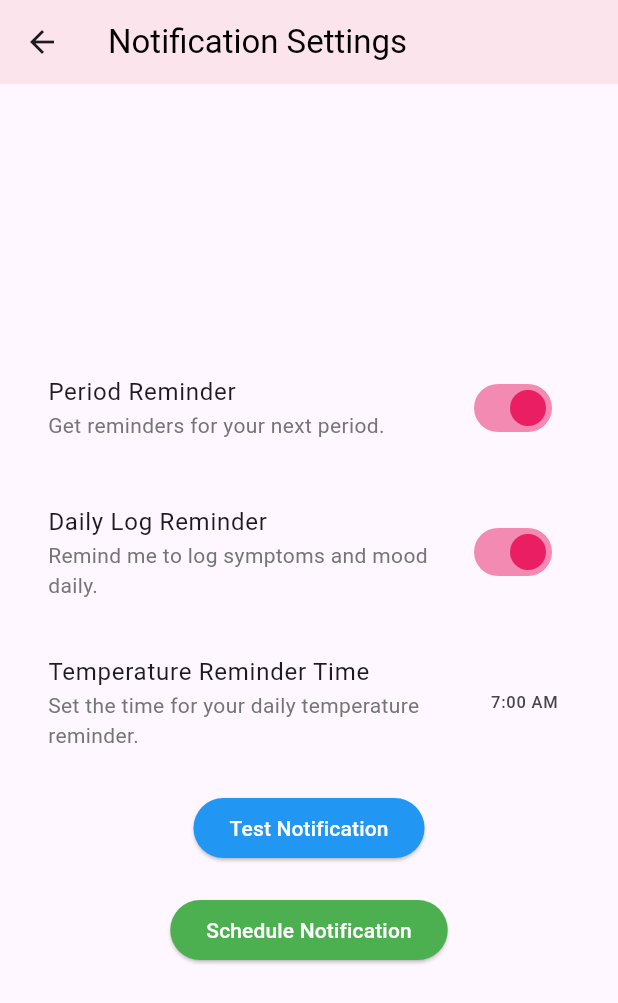
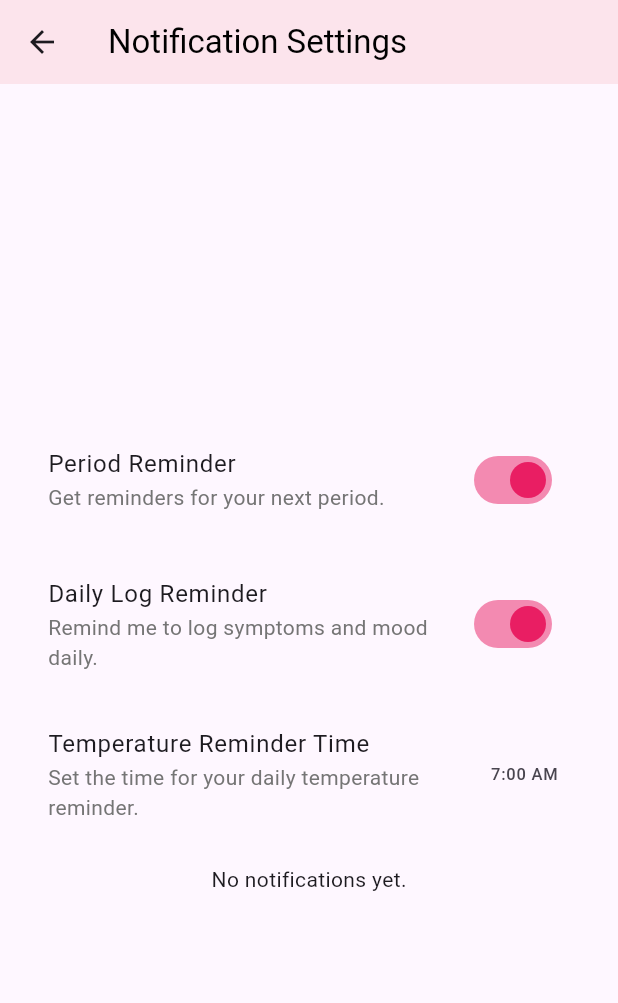
Before and after one commit to Alubisia-1/period-app, a Flutter app: the screen it shows after launch, after a tap on the "notifications" icon, on a phone screen of 412 x 824 dp. Shown: the top 1003 px of the screen. Run offline on Flutter 3.47's test engine with Material 3 defaults, Android fonts, the phone set to English and light mode, and no system bars; our stand-ins replace fl_chart, flutter_local_notifications, shared_preferences, sqflite, sqflite_common_ffi, sqflite_common_ffi_web and 2 more; missing offline and left inert: bluetooth_thermal_printer; accounts and stored records are empty.

Commit message:
notifications update

```diff
--- a/lib/main.dart
+++ b/lib/main.dart
@@ -12,6 +12,7 @@ import 'services/shared_preferences.dart';
 import 'screens/home_screen.dart';
 import 'screens/period_tracking_screen.dart';
 import 'screens/TrackSymptomMoodScreen.dart';
+import 'services/notification_service.dart';
 
 final FlutterLocalNotificationsPlugin flutterLocalNotificationsPlugin = FlutterLocalNotificationsPlugin();
 
@@ -47,8 +48,21 @@ void main() async {
 
   if (kIsWeb) {
     sharedPreferencesService = await SharedPreferencesService.getInstance();
+    // For web, we'll use a dummy DatabaseService or handle notifications without it
+    databaseService = null;
   } else {
     databaseService = await DatabaseService.getInstance();
+  }
+
+  // Create NotificationService instance, handling the case where databaseService might be null
+  final NotificationService notificationService;
+  if (databaseService != null) {
+    notificationService = NotificationService(flutterLocalNotificationsPlugin, databaseService);
+  } else {
+    // Here, we need to decide how to handle the case when databaseService is null.
+    // One option is to create a version of NotificationService that doesn't require a DatabaseService.
+    // For simplicity, let's assume NotificationService can work without DatabaseService on web.
+    notificationService = NotificationService(flutterLocalNotificationsPlugin, null);
   }
 
   runApp(
@@ -57,6 +71,7 @@ void main() async {
         Provider<DatabaseService?>(create: (_) => databaseService),
         Provider<SharedPreferencesService?>(create: (_) => sharedPreferencesService),
         Provider<FlutterLocalNotificationsPlugin>(create: (_) => flutterLocalNotificationsPlugin),
+        Provider<NotificationService>(create: (_) => notificationService),
       ],
       child: MyApp(),
     ),
--- a/lib/screens/notifications_settings_screen.dart
+++ b/lib/screens/notifications_settings_screen.dart
@@ -1,7 +1,6 @@
 import 'package:flutter/material.dart';
 import 'package:provider/provider.dart';
-import 'package:flutter_local_notifications/flutter_local_notifications.dart';
-import 'package:timezone/timezone.dart' as tz;
+import '../services/notification_service.dart';
 
 class NotificationsSettingsScreen extends StatefulWidget {
   @override
@@ -16,7 +15,7 @@ class _NotificationsSettingsScreenState extends State<NotificationsSettingsScree
 
   @override
   Widget build(BuildContext context) {
-    final notificationService = Provider.of<FlutterLocalNotificationsPlugin>(context, listen: false);
+    final notificationService = Provider.of<NotificationService>(context, listen: false);
 
     // Get the screen width to adjust padding based on screen size
     double screenWidth = MediaQuery.of(context).size.width;
@@ -54,28 +53,49 @@ class _NotificationsSettingsScreenState extends State<NotificationsSettingsScree
                   });
                 }),
                 SizedBox(height: 20),
-                // Test Notification Button
-                ElevatedButton(
-                  onPressed: () async {
-                    await _showTestNotification(notificationService);
+                // Display Notifications Section
+                FutureBuilder<List<Map<String, dynamic>>>(
+                  future: notificationService.fetchNotifications(1), // Replace 1 with the actual user ID
+                  builder: (context, snapshot) {
+                    if (snapshot.connectionState == ConnectionState.waiting) {
+                      return Center(child: CircularProgressIndicator());
+                    } else if (snapshot.hasError) {
+                      return Center(child: Text('Error: ${snapshot.error}'));
+                    } else if (!snapshot.hasData || snapshot.data!.isEmpty) {
+                      return Center(child: Text('No notifications yet.'));
+                    } else {
+                      return Column(
+                        crossAxisAlignment: CrossAxisAlignment.start,
+                        children: [
+                          Text('Recent Notifications', style: TextStyle(fontSize: 18, fontWeight: FontWeight.bold)),
+                          SizedBox(height: 10),
+                          ListView.builder(
+                            shrinkWrap: true,
+                            physics: NeverScrollableScrollPhysics(),
+                            itemCount: snapshot.data!.length,
+                            itemBuilder: (context, index) {
+                              var notification = snapshot.data![index];
+                              return ListTile(
+                                title: Text(notification['title'], style: TextStyle(fontWeight: notification['is_read'] == 0 ? FontWeight.bold : FontWeight.normal)),
+                                subtitle: Text(notification['body']),
+                                trailing: IconButton(
+                                  icon: Icon(Icons.delete, color: Colors.red),
+                                  onPressed: () async {
+                                    await notificationService.deleteNotification(notification['id']);
+                                    setState(() {});
+                                  },
+                                ),
+                                onTap: () async {
+                                  await notificationService.markAsRead(notification['id']);
+                                  setState(() {});
+                                },
+                              );
+                            },
+                          ),
+                        ],
+                      );
+                    }
                   },
-                  child: Text('Test Notification'),
-                  style: ElevatedButton.styleFrom(
-                    backgroundColor: Colors.blue,
-                    foregroundColor: Colors.white,
-                  ),
-                ),
-                SizedBox(height: 20),
-                // Schedule Notification Button
-                ElevatedButton(
-                  onPressed: () async {
-                    await _scheduleTestNotification(notificationService);
-                  },
-                  child: Text('Schedule Notification'),
-                  style: ElevatedButton.styleFrom(
-                    backgroundColor: Colors.green,
-                    foregroundColor: Colors.white,
-                  ),
                 ),
               ],
             ),
@@ -114,44 +134,4 @@ class _NotificationsSettingsScreenState extends State<NotificationsSettingsScree
       },
     );
   }
-
-  Future<void> _showTestNotification(FlutterLocalNotificationsPlugin notificationService) async {
-    const AndroidNotificationDetails androidPlatformChannelSpecifics = AndroidNotificationDetails(
-      'test_channel',
-      'Test Channel',
-      channelDescription: 'Channel for testing notifications',
-      importance: Importance.max,
-      priority: Priority.high,
-    );
-    const NotificationDetails platformChannelSpecifics = NotificationDetails(android: androidPlatformChannelSpecifics);
-
-    await notificationService.show(
-      3, // id
-      'Test Notification', // title
-      'This is a test notification to check if notifications are working.', // body
-      platformChannelSpecifics, // details
-      payload: 'test_notification', // payload
-    );
-  }
-
-  Future<void> _scheduleTestNotification(FlutterLocalNotificationsPlugin notificationService) async {
-    const AndroidNotificationDetails androidPlatformChannelSpecifics = AndroidNotificationDetails(
-      'scheduled_test_channel',
-      'Scheduled Test Channel',
-      channelDescription: 'Channel for scheduled test notifications',
-      importance: Importance.max,
-      priority: Priority.high,
-    );
-    const NotificationDetails platformChannelSpecifics = NotificationDetails(android: androidPlatformChannelSpecifics);
-
-    await notificationService.zonedSchedule(
-      4, // id
-      'Scheduled Test', // title
-      'This is a scheduled test notification.', // body
-      tz.TZDateTime.now(tz.local).add(const Duration(minutes: 1)), // Scheduled time, 1 minute from now
-      platformChannelSpecifics, // details
-      androidAllowWhileIdle: true,
-      uiLocalNotificationDateInterpretation: UILocalNotificationDateInterpretation.absoluteTime,
-    );
-  }
 }
--- a/lib/services/notification_service.dart
+++ b/lib/services/notification_service.dart
@@ -4,7 +4,7 @@ import '../services/database_service.dart';
 
 class NotificationService {
   final FlutterLocalNotificationsPlugin _flutterLocalNotificationsPlugin;
-  final DatabaseService _databaseService;
+  final DatabaseService? _databaseService; // Make this nullable
 
   NotificationService(this._flutterLocalNotificationsPlugin, this._databaseService);
 
@@ -34,13 +34,15 @@ class NotificationService {
       payload: 'period_reminder',
     );
 
-    // Store the notification
-    await _databaseService.insertNotification({
+    // Store the notification if _databaseService is not null
+    if (_databaseService != null) {
+      await _databaseService!.insertNotification({
         'title': 'Period Reminder',
         'body': 'Your next period is predicted to start soon. Prepare accordingly!',
         'is_read': 0,
         'user_id': 1, // Assuming user ID 1, replace with dynamic user ID
       });
+    }
   }
 
   Future<void> scheduleDailyLoggingReminder() async {
@@ -64,13 +66,15 @@ class NotificationService {
       matchDateTimeComponents: DateTimeComponents.time,
     );
 
-    // Store the notification
-    await _databaseService.insertNotification({
+    // Store the notification if _databaseService is not null
+    if (_databaseService != null) {
+      await _databaseService!.insertNotification({
         'title': 'Daily Logging',
         'body': 'Don\'t forget to log your symptoms and mood today!',
         'is_read': 0,
         'user_id': 1, // Assuming user ID 1, replace with dynamic user ID
       });
+    }
   }
 
   Future<void> scheduleTemperatureReminder() async {
@@ -95,86 +99,39 @@ class NotificationService {
       matchDateTimeComponents: DateTimeComponents.time,
     );
 
-    // Store the notification
-    await _databaseService.insertNotification({
+    // Store the notification if _databaseService is not null
+    if (_databaseService != null) {
+      await _databaseService!.insertNotification({
         'title': 'Temperature Reminder',
         'body': 'Time to log your basal body temperature!',
         'is_read': 0,
         'user_id': 1, // Assuming user ID 1, replace with dynamic user ID
       });
     }
-
-  // Made public by removing the underscore
-  Future<void> showTestNotification() async {
-    const AndroidNotificationDetails androidPlatformChannelSpecifics = AndroidNotificationDetails(
-      'test_channel',
-      'Test Channel',
-      channelDescription: 'Channel for testing notifications',
-      importance: Importance.max,
-      priority: Priority.high,
-    );
-    const NotificationDetails platformChannelSpecifics = NotificationDetails(android: androidPlatformChannelSpecifics);
-
-    await _flutterLocalNotificationsPlugin.show(
-      3,
-      'Test Notification',
-      'This is a test notification to check if notifications are working.',
-      platformChannelSpecifics,
-      payload: 'test_notification',
-    );
-
-    // Store the notification
-    await _databaseService.insertNotification({
-      'title': 'Test Notification',
-      'body': 'This is a test notification to check if notifications are working.',
-      'is_read': 0,
-      'user_id': 1, // Assuming user ID 1, replace with dynamic user ID
-    });
-  }
-
-  // Made public by removing the underscore
-  Future<void> scheduleTestNotification() async {
-    const AndroidNotificationDetails androidPlatformChannelSpecifics = AndroidNotificationDetails(
-      'scheduled_test_channel',
-      'Scheduled Test Channel',
-      channelDescription: 'Channel for scheduled test notifications',
-      importance: Importance.max,
-      priority: Priority.high,
-    );
-    const NotificationDetails platformChannelSpecifics = NotificationDetails(android: androidPlatformChannelSpecifics);
-
-    await _flutterLocalNotificationsPlugin.zonedSchedule(
-      4,
-      'Scheduled Test',
-      'This is a scheduled test notification.',
-      tz.TZDateTime.now(tz.local).add(const Duration(minutes: 1)),
-      platformChannelSpecifics,
-      androidAllowWhileIdle: true,
-      uiLocalNotificationDateInterpretation: UILocalNotificationDateInterpretation.absoluteTime,
-    );
-
-    // Store the notification
-    await _databaseService.insertNotification({
-      'title': 'Scheduled Test',
-      'body': 'This is a scheduled test notification.',
-      'is_read': 0,
-      'user_id': 1, // Assuming user ID 1, replace with dynamic user ID
-    });
   }
 
   Future<void> insertNotification(Map<String, dynamic> notificationData) async {
-    await _databaseService.insertNotification(notificationData);
+    if (_databaseService != null) {
+      await _databaseService!.insertNotification(notificationData);
+    }
   }
 
   Future<List<Map<String, dynamic>>> fetchNotifications(int userId) async {
-    return await _databaseService.fetchNotifications(userId);
+    if (_databaseService != null) {
+      return await _databaseService!.fetchNotifications(userId);
+    }
+    return []; // Return an empty list if _databaseService is null
   }
 
   Future<void> deleteNotification(int notificationId) async {
-    await _databaseService.deleteNotification(notificationId);
+    if (_databaseService != null) {
+      await _databaseService!.deleteNotification(notificationId);
+    }
   }
 
   Future<void> markAsRead(int notificationId) async {
-    await _databaseService.markNotificationAsRead(notificationId);
+    if (_databaseService != null) {
+      await _databaseService!.markNotificationAsRead(notificationId);
     }
   }
+}
```
Lines whose indentation alone changed are shown as unchanged.
